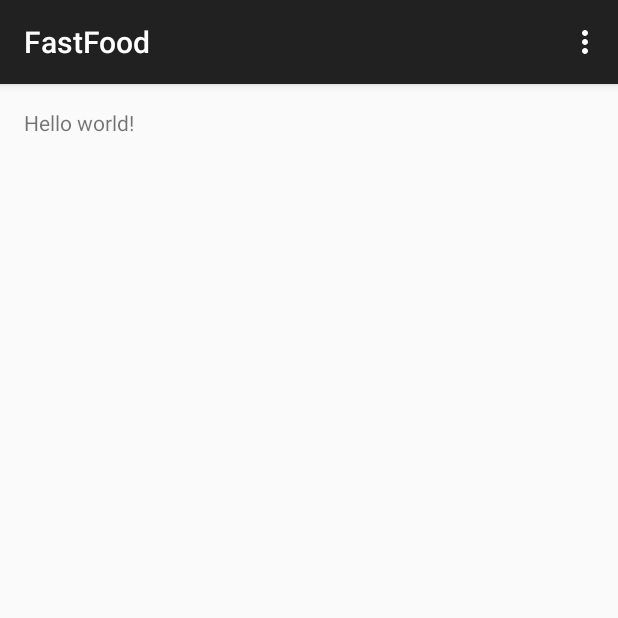
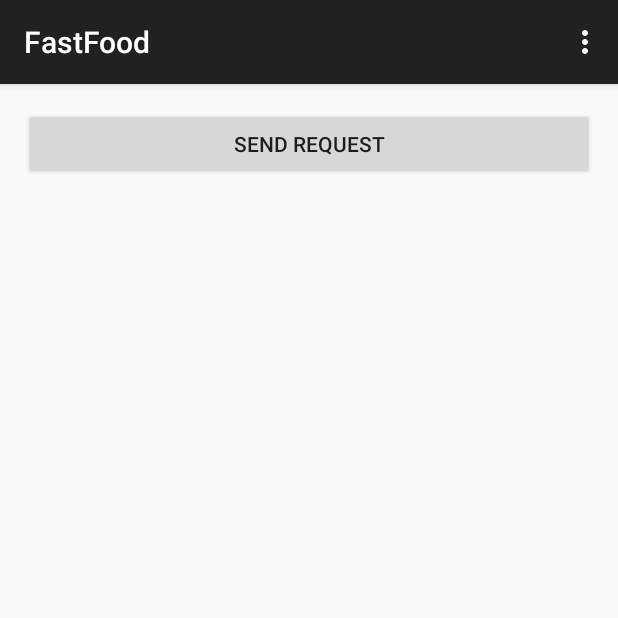
Before and after one commit to edvaldoszy/TCC, an Android app: the screen it shows after launch (MainActivity), on a phone screen of 412 x 824 dp, the top half of it. Run offline under Robolectric (Android 15) with nearby library versions, the phone set to English and light mode, and no system bars.

Commit message:
Testando requisição http pelo Android

```diff
--- a/mobile/app/src/main/AndroidManifest.xml
+++ b/mobile/app/src/main/AndroidManifest.xml
@@ -1,6 +1,8 @@
 <?xml version="1.0" encoding="utf-8"?>
 <manifest xmlns:android="http://schemas.android.com/apk/res/android"
     package="com.edvaldotsi.fastfood" >
+
+    <uses-permission android:name="android.permission.INTERNET" />
 
     <application
         android:allowBackup="true"
--- a/mobile/app/src/main/res/layout/activity_main.xml
+++ b/mobile/app/src/main/res/layout/activity_main.xml
@@ -1,11 +1,15 @@
-<RelativeLayout xmlns:android="http://schemas.android.com/apk/res/android"
+<LinearLayout xmlns:android="http://schemas.android.com/apk/res/android"
     xmlns:tools="http://schemas.android.com/tools" android:layout_width="match_parent"
     android:layout_height="match_parent" android:paddingLeft="@dimen/activity_horizontal_margin"
     android:paddingRight="@dimen/activity_horizontal_margin"
     android:paddingTop="@dimen/activity_vertical_margin"
-    android:paddingBottom="@dimen/activity_vertical_margin" tools:context=".MainActivity">
+    android:paddingBottom="@dimen/activity_vertical_margin" tools:context=".MainActivity"
+    android:orientation="vertical">
 
-    <TextView android:text="@string/hello_world" android:layout_width="wrap_content"
-        android:layout_height="wrap_content" />
+    <Button
+        android:layout_width="match_parent"
+        android:layout_height="wrap_content"
+        android:text="Send request"
+        android:onClick="sendLoginRequest"/>
 
-</RelativeLayout>
+</LinearLayout>
```
Also changed, not shown: mobile/app/src/main/java/com/edvaldotsi/fastfood/MainActivity.java (+41 -0 lines), 1 other file.
